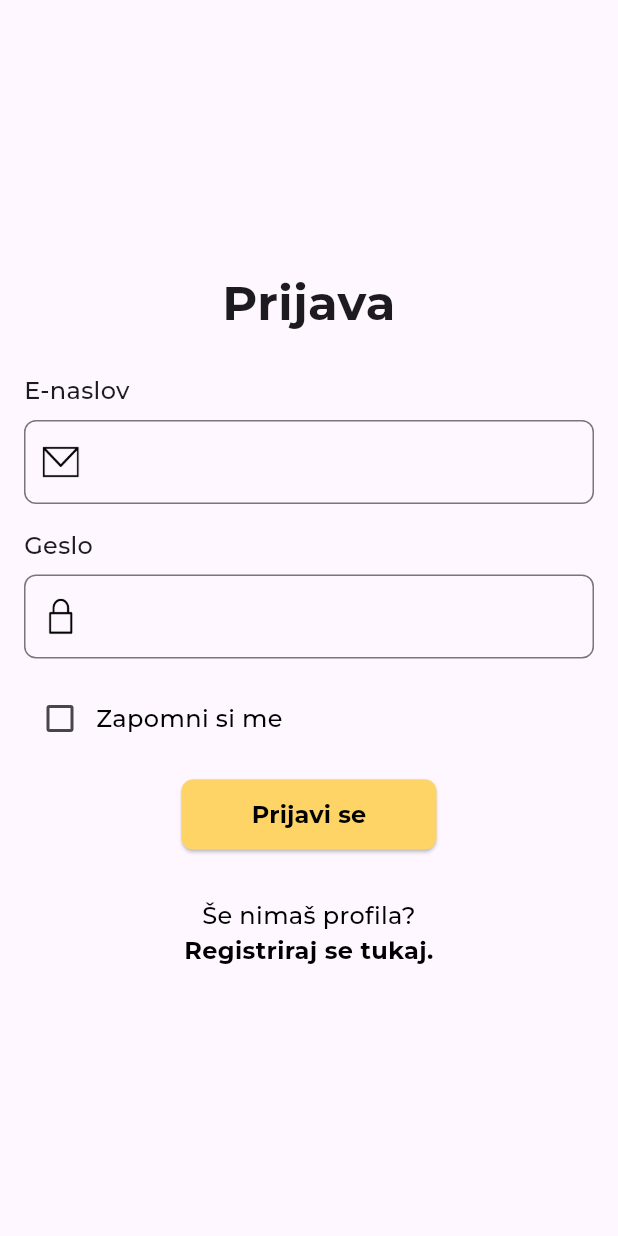
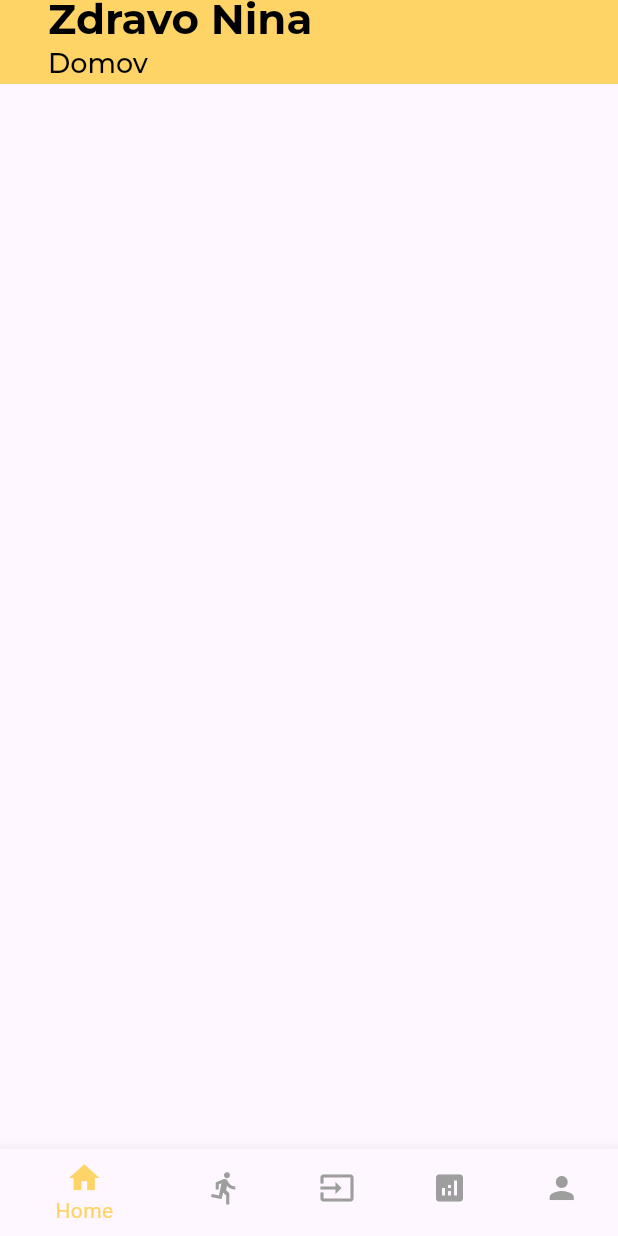
Before and after one commit to harisbrulic/TVA-FitBuddy, a Flutter app: the screen it shows after launch, after a tap on "Prijavi se", on a phone screen of 412 x 824 dp. Run offline on Flutter 3.47's test engine with Material 3 defaults, Android fonts, the phone set to English and light mode, and no system bars; our stand-ins replace dio; network calls fail; project files that could hold a hidden picture were left out.

Commit message:
homepage, exercises, trainings FE

```diff
--- /dev/null
+++ b/lib/home_screen.dart
@@ -0,0 +1,137 @@
+import 'package:flutter/material.dart';
+import 'exercise_screen.dart';
+
+class HomeScreen extends StatefulWidget {
+  @override
+  _HomeScreenState createState() => _HomeScreenState();
+}
+
+class _HomeScreenState extends State<HomeScreen> {
+  int _selectedIndex = 0;
+
+  @override
+  Widget build(BuildContext context) {
+    return Scaffold(
+      appBar: AppBar(
+        automaticallyImplyLeading: false,
+        backgroundColor: Color(0xFFFED467),
+        title: Padding(
+          padding: const EdgeInsets.only(left: 16.0, bottom: 8.0),
+          child: Column(
+            crossAxisAlignment: CrossAxisAlignment.start,
+            children: [
+              Text(
+                'Zdravo Nina',
+                style: TextStyle(
+                  fontFamily: 'Montserrat',
+                  fontSize: 28,
+                  fontWeight: FontWeight.bold,
+                  color: Colors.black,
+                ),
+              ),
+              GestureDetector(
+                onTap: () {
+                  Navigator.push(
+                    context,
+                    MaterialPageRoute(builder: (context) => HomeScreen()),
+                  );
+                },
+                child: Text(
+                  'Domov',
+                  style: TextStyle(
+                    fontFamily: 'Montserrat',
+                    fontSize: 18,
+                    fontWeight: FontWeight.normal,
+                    color: _selectedIndex == 0 ? Colors.black : Colors.grey,
+                  ),
+                ),
+              ),
+            ],
+          ),
+        ),
+      ),
+      body: Container(), // Empty container as body
+      bottomNavigationBar: BottomNavigationBar(
+        items: const <BottomNavigationBarItem>[
+          BottomNavigationBarItem(
+            icon: Icon(Icons.home),
+            label: 'Home',
+          ),
+          BottomNavigationBarItem(
+            icon: Icon(Icons
+                .directions_run), // Use the DirectionsRun icon for exercises
+            label: 'Exercises',
+          ),
+          BottomNavigationBarItem(
+            icon: Icon(Icons.input),
+            label: 'Input',
+          ),
+          BottomNavigationBarItem(
+            icon: Icon(Icons.analytics),
+            label: 'Analytics',
+          ),
+          BottomNavigationBarItem(
+            icon: Icon(Icons.person),
+            label: 'Profile',
+          ),
+        ],
+        currentIndex: _selectedIndex,
+        selectedItemColor:
+            Color(0xFFFED467), // Change selected item color to yellow
+        unselectedItemColor: Colors.grey, // Set unselected item color to gray
+        onTap: (index) {
+          setState(() {
+            _selectedIndex = index;
+            switch (index) {
+              case 0:
+                // Navigate to home_screen.dart
+                Navigator.push(
+                  context,
+                  MaterialPageRoute(
+                      builder: (context) =>
+                          HomeScreen()), // Replace HomeScreen() with your home screen widget
+                );
+                break;
+              case 1:
+                // Navigate to exercises_screen.dart
+                Navigator.push(
+                  context,
+                  MaterialPageRoute(
+                      builder: (context) =>
+                          ExerciseScreen()), // Replace ExerciseScreen() with your exercise screen widget // Replace ExercisesScreen() with your exercises screen widget
+                );
+                break;
+              case 2:
+                // Navigate to input_screen.dart
+                Navigator.push(
+                  context,
+                  MaterialPageRoute(
+                      builder: (context) =>
+                          HomeScreen()), // Replace InputScreen() with your input screen widget
+                );
+                break;
+              case 3:
+                // Navigate to analytics_screen.dart
+                Navigator.push(
+                  context,
+                  MaterialPageRoute(
+                      builder: (context) =>
+                          HomeScreen()), // Replace AnalyticsScreen() with your analytics screen widget
+                );
+                break;
+              case 4:
+                // Navigate to profile_screen.dart
+                Navigator.push(
+                  context,
+                  MaterialPageRoute(
+                      builder: (context) =>
+                          HomeScreen()), // Replace ProfileScreen() with your profile screen widget
+                );
+                break;
+            }
+          });
+        },
+      ),
+    );
+  }
+}
--- a/lib/main.dart
+++ b/lib/main.dart
@@ -1,4 +1,5 @@
 import 'package:flutter/material.dart';
+import 'home_screen.dart';
 
 void main() {
   runApp(MyApp());
@@ -100,7 +101,8 @@ class LoginPage extends StatelessWidget {
               Row(
                 children: <Widget>[
                   Checkbox(value: false, onChanged: (bool? value) {}),
-                  Text('Zapomni si me',
+                  Text(
+                    'Zapomni si me',
                     style: TextStyle(
                       fontFamily: 'Montserrat',
                       color: Colors.black,
@@ -115,7 +117,12 @@ class LoginPage extends StatelessWidget {
                 child: Container(
                   width: 170,
                   child: ElevatedButton(
-                    onPressed: () {},
+                    onPressed: () {
+                      Navigator.push(
+                        context,
+                        MaterialPageRoute(builder: (context) => HomeScreen()),
+                      );
+                    },
                     style: ElevatedButton.styleFrom(
                       padding: EdgeInsets.symmetric(vertical: 12.0),
                       backgroundColor: Color(0xFFFED467),
--- a/pubspec.yaml
+++ b/pubspec.yaml
@@ -10,6 +10,7 @@ environment:
 dependencies:
   flutter:
     sdk: flutter
+  dio: ^4.0.0
   cupertino_icons: ^1.0.6
   flutter_svg: ^0.22.0
 
@@ -25,6 +26,7 @@ flutter:
     - assets/icons/email.png
     - assets/icons/lock.png
     - assets/icons/potisk.png
+    - assets/icons/home.png
 
   fonts:
     - family: Montserrat
```
Also changed, not shown: lib/exercise_screen.dart (added, +239 -0 lines), lib/models/exercise.dart (added, +32 -0 lines), lib/trainings_screen.dart (added, +251 -0 lines), pubspec.lock. Lines whose indentation alone changed are shown as unchanged.
